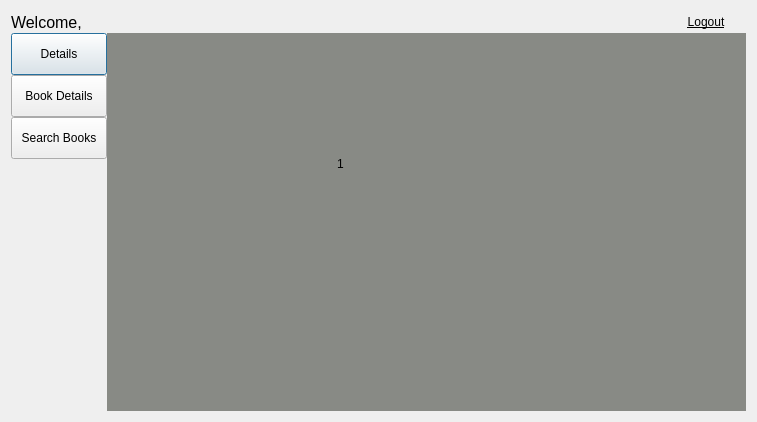
Above: student_page.ui from pramesh025/LibraryMS before the change. Below: the same form after it.
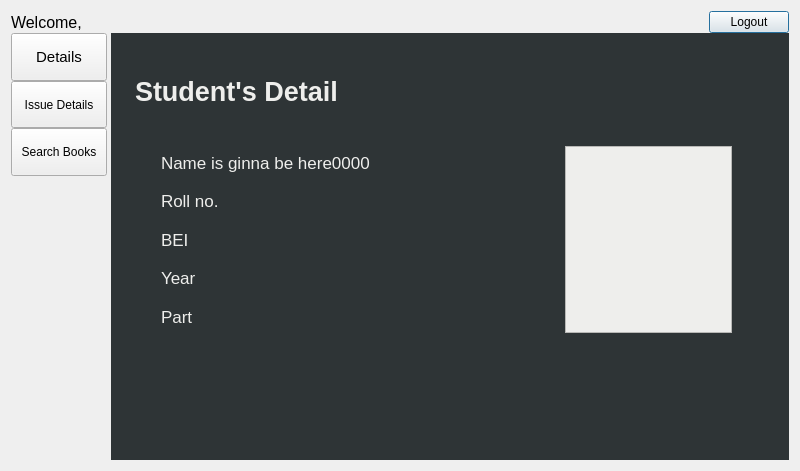
That is the form after the change. The open tabs and pages were chosen to show the change.

Commit message: Added admin page and few other changes

The edit to the form file:
```diff
--- a/student_page.ui
+++ b/student_page.ui
@@ -6,74 +6,57 @@
    <rect>
     <x>0</x>
     <y>0</y>
-    <width>757</width>
-    <height>422</height>
+    <width>800</width>
+    <height>471</height>
    </rect>
   </property>
   <property name="windowTitle">
-   <string>Dialog</string>
+   <string>Library Management</string>
   </property>
   <layout class="QGridLayout" name="gridLayout">
    <property name="spacing">
     <number>0</number>
    </property>
-   <item row="4" column="2" rowspan="5">
-    <widget class="QStackedWidget" name="stackedWidget">
-     <property name="styleSheet">
-      <string notr="true">background-color: rgb(136, 138, 133);</string>
-     </property>
-     <property name="currentIndex">
-      <number>0</number>
-     </property>
-     <widget class="QWidget" name="page">
-      <widget class="QLabel" name="label">
-       <property name="geometry">
-        <rect>
-         <x>230</x>
-         <y>120</y>
-         <width>62</width>
-         <height>21</height>
-        </rect>
+   <item row="0" column="0" colspan="3">
+    <layout class="QHBoxLayout" name="horizontalLayout_4">
+     <item>
+      <widget class="QLabel" name="label_4">
+       <property name="maximumSize">
+        <size>
+         <width>16777215</width>
+         <height>30</height>
+        </size>
        </property>
-       <property name="text">
-        <string>1</string>
+       <property name="font">
+        <font>
+         <pointsize>12</pointsize>
+        </font>
        </property>
-      </widget>
-     </widget>
-     <widget class="QWidget" name="page_3">
-      <widget class="QLabel" name="label_2">
-       <property name="geometry">
-        <rect>
-         <x>360</x>
-         <y>140</y>
-         <width>62</width>
-         <height>21</height>
-        </rect>
-       </property>
        <property name="text">
-        <string>2</string>
+        <string>Welcome,</string>
        </property>
       </widget>
-     </widget>
-     <widget class="QWidget" name="page_2">
-      <widget class="QLabel" name="label_3">
-       <property name="geometry">
-        <rect>
-         <x>290</x>
-         <y>150</y>
-         <width>62</width>
-         <height>21</height>
-        </rect>
+     </item>
+     <item alignment="Qt::AlignRight">
+      <widget class="QPushButton" name="pushButton_4">
+       <property name="cursor">
+        <cursorShape>PointingHandCursor</cursorShape>
        </property>
+       <property name="styleSheet">
+        <string notr="true"/>
+       </property>
        <property name="text">
-        <string>3</string>
+        <string>Logout</string>
        </property>
+       <property name="flat">
+        <bool>false</bool>
+       </property>
       </widget>
-     </widget>
-    </widget>
+     </item>
+    </layout>
    </item>
    <item row="4" column="0">
-    <layout class="QVBoxLayout" name="verticalLayout" stretch="0,0,0,0,0,0,0,0,0">
+    <layout class="QVBoxLayout" name="verticalLayout" stretch="0,0,0,0">
      <property name="spacing">
       <number>0</number>
      </property>
@@ -83,6 +66,9 @@
      <property name="leftMargin">
       <number>0</number>
      </property>
+     <property name="rightMargin">
+      <number>4</number>
+     </property>
      <item>
       <widget class="QPushButton" name="pushButton">
        <property name="enabled">
@@ -100,6 +86,11 @@
          <height>0</height>
         </size>
        </property>
+       <property name="font">
+        <font>
+         <pointsize>11</pointsize>
+        </font>
+       </property>
        <property name="cursor">
         <cursorShape>PointingHandCursor</cursorShape>
        </property>
@@ -156,7 +147,7 @@
         <cursorShape>PointingHandCursor</cursorShape>
        </property>
        <property name="text">
-        <string>Book Details</string>
+        <string>Issue Details</string>
        </property>
        <property name="flat">
         <bool>false</bool>
@@ -185,71 +176,6 @@
        </property>
       </widget>
      </item>
-     <item>
-      <spacer name="verticalSpacer_6">
-       <property name="orientation">
-        <enum>Qt::Vertical</enum>
-       </property>
-       <property name="sizeHint" stdset="0">
-        <size>
-         <width>20</width>
-         <height>40</height>
-        </size>
-       </property>
-      </spacer>
-     </item>
-     <item>
-      <spacer name="verticalSpacer_5">
-       <property name="orientation">
-        <enum>Qt::Vertical</enum>
-       </property>
-       <property name="sizeHint" stdset="0">
-        <size>
-         <width>20</width>
-         <height>40</height>
-        </size>
-       </property>
-      </spacer>
-     </item>
-     <item>
-      <spacer name="verticalSpacer_4">
-       <property name="orientation">
-        <enum>Qt::Vertical</enum>
-       </property>
-       <property name="sizeHint" stdset="0">
-        <size>
-         <width>20</width>
-         <height>40</height>
-        </size>
-       </property>
-      </spacer>
-     </item>
-     <item>
-      <spacer name="verticalSpacer_3">
-       <property name="orientation">
-        <enum>Qt::Vertical</enum>
-       </property>
-       <property name="sizeHint" stdset="0">
-        <size>
-         <width>20</width>
-         <height>40</height>
-        </size>
-       </property>
-      </spacer>
-     </item>
-     <item>
-      <spacer name="verticalSpacer_2">
-       <property name="orientation">
-        <enum>Qt::Vertical</enum>
-       </property>
-       <property name="sizeHint" stdset="0">
-        <size>
-         <width>20</width>
-         <height>40</height>
-        </size>
-       </property>
-      </spacer>
-     </item>
      <item>
       <spacer name="verticalSpacer">
        <property name="orientation">
@@ -258,50 +184,375 @@
        <property name="sizeHint" stdset="0">
         <size>
          <width>20</width>
-         <height>40</height>
+         <height>284</height>
         </size>
        </property>
       </spacer>
      </item>
     </layout>
    </item>
-   <item row="0" column="0" colspan="3">
-    <layout class="QHBoxLayout" name="horizontalLayout_4">
-     <item>
-      <widget class="QLabel" name="label_4">
-       <property name="maximumSize">
-        <size>
-         <width>16777215</width>
-         <height>30</height>
-        </size>
-       </property>
-       <property name="font">
-        <font>
-         <pointsize>12</pointsize>
-        </font>
-       </property>
-       <property name="text">
-        <string>Welcome,</string>
-       </property>
-      </widget>
-     </item>
-     <item alignment="Qt::AlignRight">
-      <widget class="QPushButton" name="pushButton_4">
-       <property name="cursor">
-        <cursorShape>PointingHandCursor</cursorShape>
-       </property>
-       <property name="styleSheet">
-        <string notr="true">text-decoration: underline;</string>
-       </property>
-       <property name="text">
-        <string>Logout</string>
-       </property>
-       <property name="flat">
-        <bool>true</bool>
-       </property>
-      </widget>
-     </item>
-    </layout>
+   <item row="4" column="2" rowspan="5">
+    <widget class="QStackedWidget" name="stackedWidget">
+     <property name="styleSheet">
+      <string notr="true">background-color: rgb(46, 52, 54);</string>
+     </property>
+     <property name="currentIndex">
+      <number>1</number>
+     </property>
+     <widget class="QWidget" name="page_detail">
+      <layout class="QGridLayout" name="gridLayout_2">
+       <item row="1" column="3">
+        <widget class="QGraphicsView" name="graphicsView">
+         <property name="minimumSize">
+          <size>
+           <width>153</width>
+           <height>167</height>
+          </size>
+         </property>
+         <property name="styleSheet">
+          <string notr="true">background-color: rgb(238, 238, 236);</string>
+         </property>
+        </widget>
+       </item>
+       <item row="1" column="0">
+        <spacer name="horizontalSpacer">
+         <property name="orientation">
+          <enum>Qt::Horizontal</enum>
+         </property>
+         <property name="sizeHint" stdset="0">
+          <size>
+           <width>124</width>
+           <height>20</height>
+          </size>
+         </property>
+        </spacer>
+       </item>
+       <item row="1" column="4">
+        <spacer name="horizontalSpacer_3">
+         <property name="orientation">
+          <enum>Qt::Horizontal</enum>
+         </property>
+         <property name="sizeHint" stdset="0">
+          <size>
+           <width>136</width>
+           <height>20</height>
+          </size>
+         </property>
+        </spacer>
+       </item>
+       <item row="0" column="3">
+        <spacer name="verticalSpacer_7">
+         <property name="orientation">
+          <enum>Qt::Vertical</enum>
+         </property>
+         <property name="sizeHint" stdset="0">
+          <size>
+           <width>20</width>
+           <height>103</height>
+          </size>
+         </property>
+        </spacer>
+       </item>
+       <item row="1" column="2">
+        <spacer name="horizontalSpacer_5">
+         <property name="orientation">
+          <enum>Qt::Horizontal</enum>
+         </property>
+         <property name="sizeHint" stdset="0">
+          <size>
+           <width>271</width>
+           <height>20</height>
+          </size>
+         </property>
+        </spacer>
+       </item>
+       <item row="0" column="0" colspan="3">
+        <widget class="QLabel" name="label">
+         <property name="font">
+          <font>
+           <pointsize>20</pointsize>
+           <weight>75</weight>
+           <bold>true</bold>
+          </font>
+         </property>
+         <property name="styleSheet">
+          <string notr="true">color: rgb(238, 238, 236);</string>
+         </property>
+         <property name="text">
+          <string>  Student's Detail</string>
+         </property>
+        </widget>
+       </item>
+       <item row="2" column="3">
+        <spacer name="verticalSpacer_9">
+         <property name="orientation">
+          <enum>Qt::Vertical</enum>
+         </property>
+         <property name="sizeHint" stdset="0">
+          <size>
+           <width>20</width>
+           <height>123</height>
+          </size>
+         </property>
+        </spacer>
+       </item>
+       <item row="1" column="1">
+        <layout class="QVBoxLayout" name="verticalLayout_2">
+         <item>
+          <widget class="QLabel" name="label_detail_name">
+           <property name="font">
+            <font>
+             <pointsize>13</pointsize>
+            </font>
+           </property>
+           <property name="styleSheet">
+            <string notr="true">color: rgb(238, 238, 236);</string>
+           </property>
+           <property name="text">
+            <string>Name is ginna be here0000</string>
+           </property>
+          </widget>
+         </item>
+         <item>
+          <widget class="QLabel" name="label_detail_roll">
+           <property name="font">
+            <font>
+             <pointsize>13</pointsize>
+            </font>
+           </property>
+           <property name="styleSheet">
+            <string notr="true">color: rgb(238, 238, 236);</string>
+           </property>
+           <property name="text">
+            <string>Roll no.</string>
+           </property>
+          </widget>
+         </item>
+         <item>
+          <widget class="QLabel" name="label_detail_course">
+           <property name="font">
+            <font>
+             <pointsize>13</pointsize>
+            </font>
+           </property>
+           <property name="styleSheet">
+            <string notr="true">color: rgb(238, 238, 236);</string>
+           </property>
+           <property name="text">
+            <string>BEI</string>
+           </property>
+          </widget>
+         </item>
+         <item>
+          <widget class="QLabel" name="label_detail_year">
+           <property name="font">
+            <font>
+             <pointsize>13</pointsize>
+            </font>
+           </property>
+           <property name="styleSheet">
+            <string notr="true">color: rgb(238, 238, 236);</string>
+           </property>
+           <property name="text">
+            <string>Year</string>
+           </property>
+          </widget>
+         </item>
+         <item>
+          <widget class="QLabel" name="label_detail_part">
+           <property name="font">
+            <font>
+             <pointsize>13</pointsize>
+            </font>
+           </property>
+           <property name="styleSheet">
+            <string notr="true">color: rgb(238, 238, 236);
+</string>
+           </property>
+           <property name="text">
+            <string>Part</string>
+           </property>
+          </widget>
+         </item>
+        </layout>
+       </item>
+      </layout>
+     </widget>
+     <widget class="QWidget" name="page_issue_detail">
+      <layout class="QGridLayout" name="gridLayout_3">
+       <item row="0" column="0">
+        <widget class="QLabel" name="label_2">
+         <property name="font">
+          <font>
+           <pointsize>20</pointsize>
+           <weight>75</weight>
+           <bold>true</bold>
+          </font>
+         </property>
+         <property name="styleSheet">
+          <string notr="true">color: rgb(238, 238, 236);</string>
+         </property>
+         <property name="text">
+          <string>Issued books</string>
+         </property>
+        </widget>
+       </item>
+       <item row="1" column="0" colspan="2">
+        <widget class="QTableWidget" name="tableWidget">
+         <property name="sizePolicy">
+          <sizepolicy hsizetype="Expanding" vsizetype="Expanding">
+           <horstretch>0</horstretch>
+           <verstretch>0</verstretch>
+          </sizepolicy>
+         </property>
+         <property name="font">
+          <font>
+           <kerning>true</kerning>
+          </font>
+         </property>
+         <property name="styleSheet">
+          <string notr="true">color: rgb(243, 243, 243);</string>
+         </property>
+         <property name="frameShape">
+          <enum>QFrame::NoFrame</enum>
+         </property>
+         <property name="sizeAdjustPolicy">
+          <enum>QAbstractScrollArea::AdjustToContents</enum>
+         </property>
+         <property name="editTriggers">
+          <set>QAbstractItemView::NoEditTriggers</set>
+         </property>
+         <property name="alternatingRowColors">
+          <bool>false</bool>
+         </property>
+         <property name="sortingEnabled">
+          <bool>true</bool>
+         </property>
+         <row>
+          <property name="text">
+           <string>1</string>
+          </property>
+          <property name="textAlignment">
+           <set>AlignLeading|AlignVCenter</set>
+          </property>
+         </row>
+         <row>
+          <property name="text">
+           <string>2</string>
+          </property>
+         </row>
+         <row>
+          <property name="text">
+           <string>3</string>
+          </property>
+         </row>
+         <row>
+          <property name="text">
+           <string>4</string>
+          </property>
+         </row>
+         <row>
+          <property name="text">
+           <string>5</string>
+          </property>
+         </row>
+         <row>
+          <property name="text">
+           <string>6</string>
+          </property>
+         </row>
+         <row>
+          <property name="text">
+           <string>7</string>
+          </property>
+         </row>
+         <row>
+          <property name="text">
+           <string/>
+          </property>
+         </row>
+         <column>
+          <property name="text">
+           <string>Book ID</string>
+          </property>
+         </column>
+         <column>
+          <property name="text">
+           <string>Book Name</string>
+          </property>
+         </column>
+         <column>
+          <property name="text">
+           <string>Issue Date</string>
+          </property>
+         </column>
+         <column>
+          <property name="text">
+           <string>Return Date</string>
+          </property>
+         </column>
+         <column>
+          <property name="text">
+           <string>Fine</string>
+          </property>
+         </column>
+         <item row="7" column="0">
+          <property name="text">
+           <string/>
+          </property>
+          <property name="background">
+           <brush brushstyle="NoBrush">
+            <color alpha="0">
+             <red>0</red>
+             <green>0</green>
+             <blue>0</blue>
+            </color>
+           </brush>
+          </property>
+          <property name="flags">
+           <set>NoItemFlags</set>
+          </property>
+         </item>
+         <item row="7" column="1">
+          <property name="text">
+           <string/>
+          </property>
+          <property name="flags">
+           <set>NoItemFlags</set>
+          </property>
+         </item>
+         <item row="7" column="2">
+          <property name="text">
+           <string/>
+          </property>
+          <property name="flags">
+           <set>NoItemFlags</set>
+          </property>
+         </item>
+         <item row="7" column="3">
+          <property name="text">
+           <string>Total</string>
+          </property>
+          <property name="flags">
+           <set>ItemIsSelectable|ItemIsDragEnabled|ItemIsDropEnabled|ItemIsUserCheckable</set>
+          </property>
+         </item>
+        </widget>
+       </item>
+      </layout>
+     </widget>
+     <widget class="QWidget" name="page_search_book">
+      <layout class="QGridLayout" name="gridLayout_4">
+       <item row="0" column="0">
+        <widget class="QLabel" name="label_3">
+         <property name="text">
+          <string>3</string>
+         </property>
+        </widget>
+       </item>
+      </layout>
+     </widget>
+    </widget>
    </item>
   </layout>
  </widget>
```
The commit also changes 15 other files.
